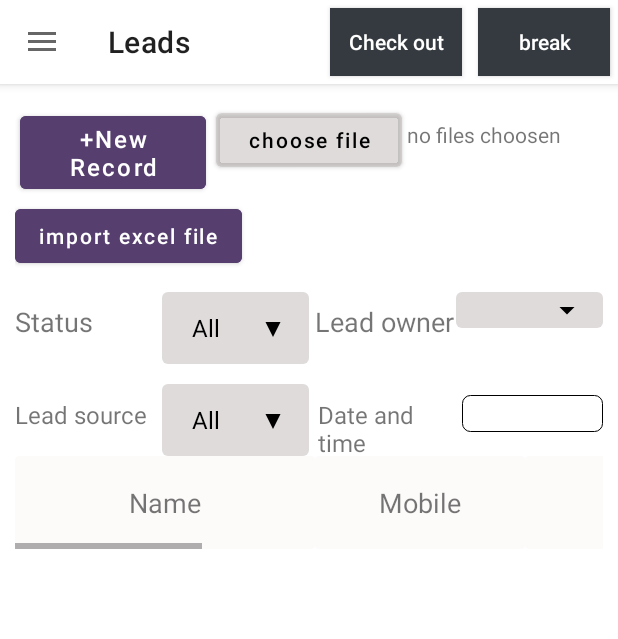
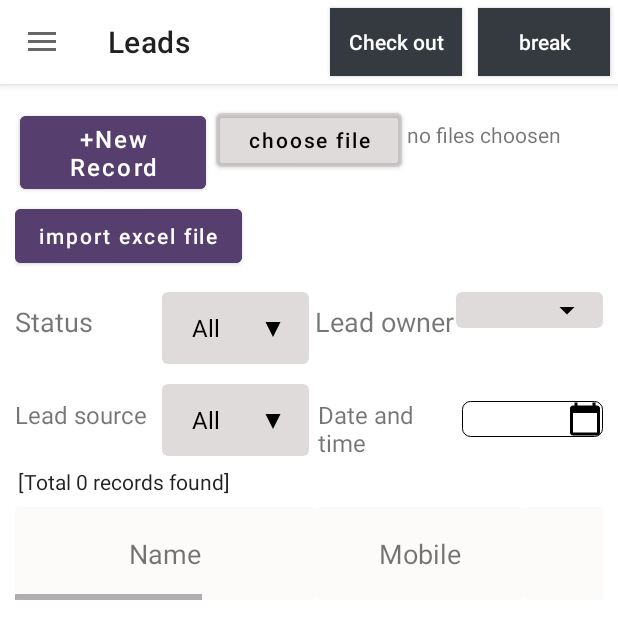
Before and after one commit to Mehar18/SalesAppP2B, an Android app: the fragment CouponFragment placed in its activity, in the side drawer, after a tap on "Leads", on a phone screen of 412 x 824 dp. Shown: the top 639 px of the screen. Run offline under Robolectric (Android 15) with nearby library versions, the phone set to English and light mode, and no system bars; our stand-ins replace Firebase (no records; nobody signed in at launch, a user with empty details on screens opened directly).

```diff
--- a/app/src/main/java/com/example/salesappdemo/AddRecordCouponFragment.kt
+++ b/app/src/main/java/com/example/salesappdemo/AddRecordCouponFragment.kt
@@ -1,5 +1,7 @@
 package com.example.salesappdemo
 
+import android.app.AlertDialog
+import android.app.AlertDialog.THEME_DEVICE_DEFAULT_LIGHT
 import android.app.DatePickerDialog
 import android.os.Build
 import android.os.Bundle
@@ -161,6 +163,7 @@ class AddRecordCouponFragment : Fragment() {
 
         //start date
         startDateEdt.setOnClickListener {
+            //val datepicker = DatePickerDialog(requireContext(),AlertDialog.)
             val StartDateCalender = Calendar.getInstance()
             val StartYear = StartDateCalender.get(Calendar.YEAR)
             val StartMonth = StartDateCalender.get(Calendar.MONTH)
--- a/app/src/main/java/com/example/salesappdemo/CouponFragment.kt
+++ b/app/src/main/java/com/example/salesappdemo/CouponFragment.kt
@@ -8,12 +8,14 @@ import android.view.View
 import android.view.ViewGroup
 import android.widget.Button
 import android.widget.ImageView
+import android.widget.TextView
 import androidx.appcompat.widget.SearchView
 import androidx.recyclerview.widget.LinearLayoutManager
 import androidx.recyclerview.widget.RecyclerView
 import com.example.salesappdemo.adapter.CouponAdapter
 import com.example.salesappdemo.data.CouponDataBase
 import com.google.firebase.database.*
+import org.w3c.dom.Text
 import java.util.*
 import kotlin.collections.ArrayList
 
@@ -23,6 +25,7 @@ class CouponFragment : Fragment() {
     private lateinit var couponArrayList  : ArrayList<CouponDataBase>
     private lateinit var dbRefernceCoupon : DatabaseReference
     private lateinit var recyclerViewCoupon : RecyclerView
+    private lateinit var couponCount:TextView
     lateinit var edtImg : ImageView
 
     var codeString: String? = null
@@ -43,6 +46,11 @@ class CouponFragment : Fragment() {
 
         couponArrayList = arrayListOf<CouponDataBase>()
         getCouponListData()
+
+        couponCount = view.findViewById(R.id.couponCount)
+
+
+
 
         val addRecordButton : Button = view.findViewById(R.id.newrecordBtn)
 
@@ -113,6 +121,10 @@ class CouponFragment : Fragment() {
 
                 }
 
+
+                couponCount.setText("[Total ${couponArrayList.size} records found]")
+
+
             }
 
             override fun onCancelled(error: DatabaseError) {
--- a/app/src/main/java/com/example/salesappdemo/LeadsAddRecordFragment.kt
+++ b/app/src/main/java/com/example/salesappdemo/LeadsAddRecordFragment.kt
@@ -129,7 +129,7 @@ class LeadsAddRecordFragment : Fragment() {
             val mobile = mobileNumber.text.toString()
             val leadSource = selectedLeadSourceString
             val leadStatus = selectedLeadStatusString
-            val simpleDateFormat = SimpleDateFormat("yyyy.MM.dd  '' HH:mm:ss ")
+            val simpleDateFormat = SimpleDateFormat("yyyy.MM.dd   HH:mm:ss ")
             val currentDateAndTime: String = simpleDateFormat.format(Date())
             val createdAt = currentDateAndTime
 
--- a/app/src/main/java/com/example/salesappdemo/LeadsEditableFragment.kt
+++ b/app/src/main/java/com/example/salesappdemo/LeadsEditableFragment.kt
@@ -67,7 +67,7 @@ class LeadsEditableFragment : Fragment() {
             val createdAtTime = arguments?.getString("createdDate")
             val createdAt = createdAtTime.toString()
 
-            val simpleDateFormat = SimpleDateFormat("yyyy.MM.dd  '' HH:mm:ss ")
+            val simpleDateFormat = SimpleDateFormat("yyyy.MM.dd   HH:mm:ss ")
             val currentDateAndTime: String = simpleDateFormat.format(Date())
             val updatedAt = currentDateAndTime
             val leadOwner = ""
--- /dev/null
+++ b/app/src/main/res/drawable/borderpurple.xml
@@ -0,0 +1,5 @@
+<?xml version="1.0" encoding="utf-8"?>
+<shape xmlns:android="http://schemas.android.com/apk/res/android">
+    <stroke android:width="0.7dp" android:color="@color/dark_purple" />
+    <corners android:radius="5dp"/>
+</shape>
--- /dev/null
+++ b/app/src/main/res/drawable/ic_baseline_calendar_today_24.xml
@@ -0,0 +1,5 @@
+<vector android:height="24dp" android:tint="#000000"
+    android:viewportHeight="24" android:viewportWidth="24"
+    android:width="24dp" xmlns:android="http://schemas.android.com/apk/res/android">
+    <path android:fillColor="@android:color/white" android:pathData="M20,3h-1L19,1h-2v2L7,3L7,1L5,1v2L4,3c-1.1,0 -2,0.9 -2,2v16c0,1.1 0.9,2 2,2h16c1.1,0 2,-0.9 2,-2L22,5c0,-1.1 -0.9,-2 -2,-2zM20,21L4,21L4,8h16v13z"/>
+</vector>
--- a/app/src/main/res/layout/fragment_leads.xml
+++ b/app/src/main/res/layout/fragment_leads.xml
@@ -127,14 +127,34 @@
                 android:layout_weight="1"
                 android:textSize="16dp"/>
 
-            <EditText
+            <TextView
                 android:layout_width="match_parent"
                 android:layout_height="wrap_content"
                 android:layout_marginLeft="4dp"
                 android:layout_weight="1"
+                android:drawableRight="@drawable/ic_baseline_calendar_today_24"
                 android:textAlignment="center"
                 android:background="@drawable/border"
                 android:id="@+id/dateAndTime"/>
+        </LinearLayout>
+
+
+        <LinearLayout
+            android:layout_width="match_parent"
+            android:layout_height="wrap_content"
+            android:layout_marginTop="5dp"
+            android:orientation="horizontal">
+
+            <TextView
+                android:layout_width="wrap_content"
+                android:layout_height="wrap_content"
+                android:padding="2dp"
+                android:textSize="14sp"
+                android:id="@+id/leadsCount"
+                android:layout_marginBottom="5dp"
+                style="@style/TextAppearance.AppCompat.SearchResult.Subtitle"
+                android:lineSpacingExtra="2dp"
+                android:text=""/>
         </LinearLayout>
 
         <HorizontalScrollView
--- a/app/src/main/res/values/strings.xml
+++ b/app/src/main/res/values/strings.xml
@@ -15,5 +15,6 @@
     <string name="last_phone_call_state_key">activityLpcsKey</string>
     <string name="last_phone_call_bparty_key">activityLpbpKey</string>
     <string name="lead_status">View Assigned Leads </string>
+    <string name="Clear">Cancel </string>
     <string name="lead_status_count">[ Total %d Records Found ]</string>
 </resources>
```
Also changed, not shown: app/src/main/java/com/example/salesappdemo/LeadStatusEditFragment.kt (added, +107 -0 lines), app/src/main/java/com/example/salesappdemo/LeadsFragment.kt (+81 -11 lines), app/src/main/java/com/example/salesappdemo/adapter/LeadStatusAdapter.kt (+12 -0 lines), app/src/main/res/layout/fragment_coupon.xml (+23 -0 lines), app/src/main/res/layout/leads_status_edit_fragment.xml (added, +113 -0 lines).
